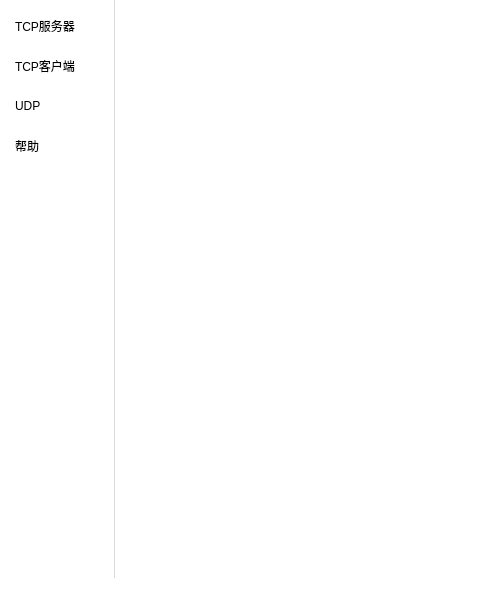
First picture: the form in UI/MainWindows.ui, repository BeiChenYx/NetDebug, before the edit; both pictures show x 0 to 480 and y 0 to 600 of the 800 by 600 pixel window.
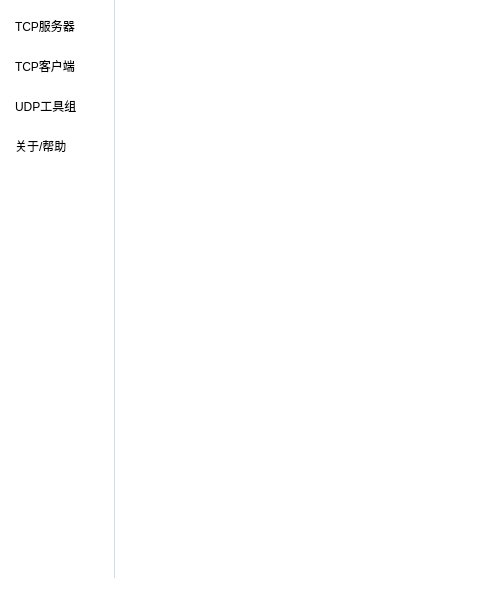
Second picture: the form after the edit. Icons and pictures are not drawn.

Diff of the .ui file:
```diff
--- a/UI/MainWindows.ui
+++ b/UI/MainWindows.ui
@@ -21,6 +21,42 @@
     background: #FFFFFF;
 }
 
+QPushButton
+{
+    padding: 1px 10px;
+	border-radius:2px;
+    border: 1px groove #AAAAAA;
+	color: #000000;
+}
+ QPushButton:hover
+{
+    background-color:3DAAFD;
+	background: #3DAAFD;
+	color: #FFFFFF;
+}
+
+QPushButton:pressed
+{
+    background-color: #C2C2C2;
+	background: #C2C2C2;
+	color: #000000;
+}
+
+QLineEdit
+{
+    background-color: #FFFFFF;
+    border:1px groove #AAAAAA; 
+    border-radius:2px;
+    padding: 1px 5px;                  
+}
+ QLineEdit:focus 
+{
+    background-color: #FFFFFF;
+    border-image:none;
+    border:1px groove #3DAAFD; 
+    border-radius:2px;
+}
+
 QListWidget
 {
     color: black; 
@@ -59,6 +95,34 @@
     color:  #3DAAFD;
     border-left:2px solid #3DAAFD;
 }*/
+
+QTextEdit
+{
+    border: 0px;
+    padding: 16px 2px;
+    background-color: #FFFFFF;
+}
+
+QCheckBox{
+    spacing: 5px;
+}
+ 
+QCheckBox::indicator{
+    width: 25px;
+    height: 25px;
+}
+ 
+QCheckBox::indicator:unchecked{	
+	image: url(:/img/images/check_box.png);
+}
+ 
+QCheckBox::indicator:checked{
+	image: url(:/img/images/checked_box.png);
+}
+ 
+QCheckBox::indicator:checked:disabled{
+	image: url(:/img/images/check_box_disabled.png);
+}
 </string>
   </property>
   <widget class="QWidget" name="centralwidget">
@@ -118,7 +182,7 @@
       </item>
       <item>
        <property name="text">
-        <string>UDP</string>
+        <string>UDP工具组</string>
        </property>
        <property name="icon">
         <iconset resource="img.qrc">
@@ -127,7 +191,7 @@
       </item>
       <item>
        <property name="text">
-        <string>帮助</string>
+        <string>关于/帮助</string>
        </property>
        <property name="icon">
         <iconset resource="img.qrc">
```
Left out of the diff: 8 changed lines with no effect on the pictures.
